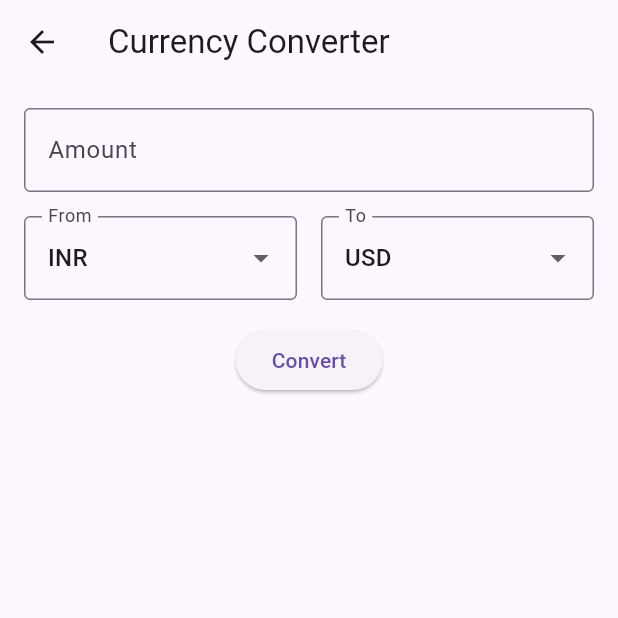
After one commit to mushthakvp/fittor, a Flutter app: the FittorView screen opened directly, after a tap on "Currency Converter", on a phone screen of 412 x 824 dp, the top half of it. The commit adds this screen. Run offline on Flutter 3.47's test engine with Material 3 defaults, Android fonts, the phone set to English and light mode, and no system bars; missing offline and left inert: dart:html.

Commit message:
convereter web based added

```diff
--- /dev/null
+++ b/example/lib/presentation/screen/currency.dart
@@ -0,0 +1,115 @@
+import 'package:fittor/fittor.dart';
+import 'package:flutter/material.dart';
+
+class CurrencyConverterPage extends StatefulWidget {
+  const CurrencyConverterPage({super.key});
+
+  @override
+  State<CurrencyConverterPage> createState() => _CurrencyConverterPageState();
+}
+
+class _CurrencyConverterPageState extends State<CurrencyConverterPage> {
+  final _amountController = TextEditingController();
+  String _fromCurrency = 'INR';
+  String _toCurrency = 'USD';
+  String _result = '';
+  bool _isLoading = false;
+  final CurrencyConverter _converter = CurrencyConverter();
+
+  Future<void> _convert() async {
+    final amount = double.tryParse(_amountController.text) ?? 0;
+    if (amount <= 0) return;
+
+    setState(() {
+      _isLoading = true;
+      _result = '';
+    });
+
+    try {
+      final converted = await _converter.convert(
+        fromCurrency: _fromCurrency,
+        toCurrency: _toCurrency,
+        amount: amount,
+      );
+      setState(() => _result = '${converted.toStringAsFixed(2)} $_toCurrency');
+    } catch (e) {
+      ScaffoldMessenger.of(
+        context,
+      ).showSnackBar(SnackBar(content: Text('Error: $e')));
+    } finally {
+      setState(() => _isLoading = false);
+    }
+  }
+
+  @override
+  Widget build(BuildContext context) {
+    return Scaffold(
+      appBar: AppBar(title: const Text('Currency Converter')),
+      body: Padding(
+        padding: const EdgeInsets.all(16.0),
+        child: Column(
+          children: [
+            TextField(
+              controller: _amountController,
+              keyboardType: TextInputType.number,
+              decoration: const InputDecoration(
+                labelText: 'Amount',
+                border: OutlineInputBorder(),
+              ),
+            ),
+            const SizedBox(height: 16),
+            Row(
+              children: [
+                Expanded(
+                  child: DropdownButtonFormField<String>(
+                    value: _fromCurrency,
+                    items:
+                        ['INR', 'USD', 'EUR', 'GBP', 'JPY']
+                            .map(
+                              (c) => DropdownMenuItem(value: c, child: Text(c)),
+                            )
+                            .toList(),
+                    onChanged:
+                        (value) => setState(() => _fromCurrency = value!),
+                    decoration: const InputDecoration(
+                      labelText: 'From',
+                      border: OutlineInputBorder(),
+                    ),
+                  ),
+                ),
+                const SizedBox(width: 16),
+                Expanded(
+                  child: DropdownButtonFormField<String>(
+                    value: _toCurrency,
+                    items:
+                        ['USD', 'INR', 'EUR', 'GBP', 'JPY']
+                            .map(
+                              (c) => DropdownMenuItem(value: c, child: Text(c)),
+                            )
+                            .toList(),
+                    onChanged: (value) => setState(() => _toCurrency = value!),
+                    decoration: const InputDecoration(
+                      labelText: 'To',
+                      border: OutlineInputBorder(),
+                    ),
+                  ),
+                ),
+              ],
+            ),
+            const SizedBox(height: 16),
+            ElevatedButton(
+              onPressed: _isLoading ? null : _convert,
+              child:
+                  _isLoading
+                      ? const CircularProgressIndicator()
+                      : const Text('Convert'),
+            ),
+            const SizedBox(height: 16),
+            if (_result.isNotEmpty)
+              Text(_result, style: Theme.of(context).textTheme.headlineMedium),
+          ],
+        ),
+      ),
+    );
+  }
+}
--- a/example/lib/presentation/screen/fitter_view.dart
+++ b/example/lib/presentation/screen/fitter_view.dart
@@ -3,6 +3,7 @@ import 'package:flutter/material.dart';
 import 'package:test/presentation/screen/readmore.dart';
 
 import '../controller/sample_controller.dart';
+import 'currency.dart';
 
 class FittorView extends StatefulWidget {
   const FittorView({super.key});
@@ -139,6 +140,22 @@ class _FittorViewState extends State<FittorView> {
               ),
               child: const Text('Test Readmore Text'),
             ),
+            30.h,
+            ElevatedButton(
+              onPressed: () {
+                Navigator.push(
+                  context,
+                  MaterialPageRoute(
+                    builder: (context) => const CurrencyConverterPage(),
+                  ),
+                );
+              },
+              style: ElevatedButton.styleFrom(
+                backgroundColor: Colors.green,
+                foregroundColor: Colors.white,
+              ),
+              child: const Text('Currency Converter'),
+            ),
             Spacer(),
             Text(
               'Powered By: Fittor',
--- /dev/null
+++ b/lib/currency/fetch_data.dart
@@ -0,0 +1 @@
+export 'fetch_data_io.dart' if (dart.library.html) 'fetch_data_html.dart';
```
Also changed, not shown: lib/currency/currency_converter.dart (+22 -19 lines), lib/currency/fetch_data_html.dart (added, +9 -0 lines), lib/currency/fetch_data_io.dart (added, +18 -0 lines).
